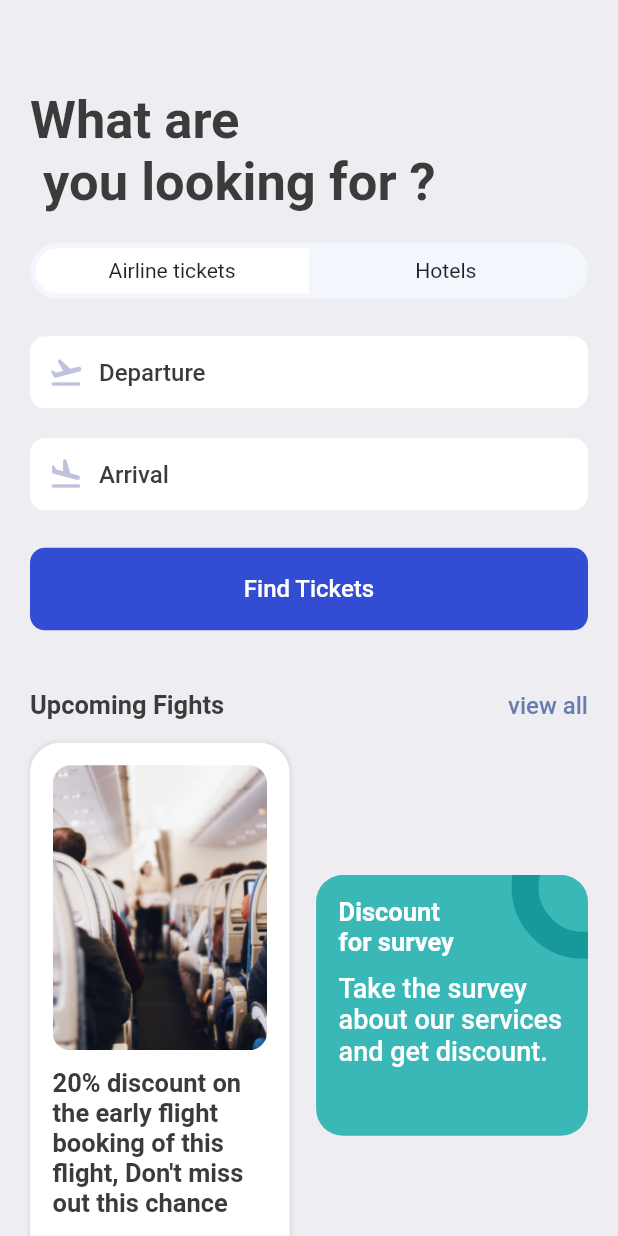
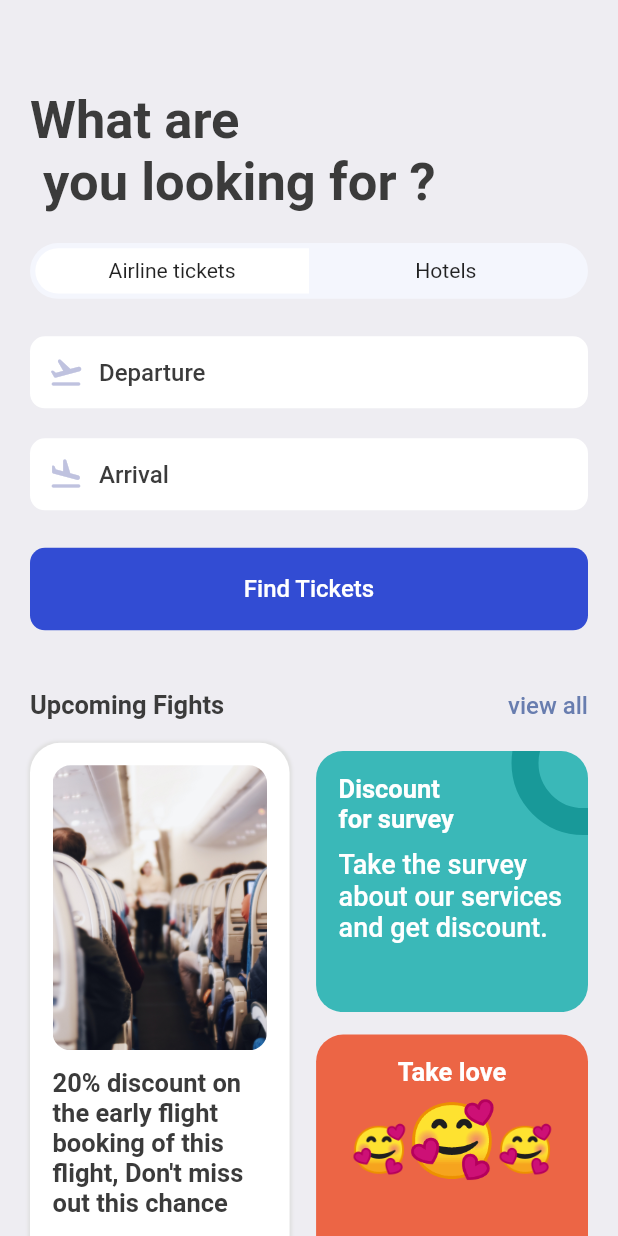
Before and after one commit to theclassical-dev/flutter-ticketTest, a Flutter app: the SearchScreen screen opened directly, on a phone screen of 412 x 824 dp. Run offline on Flutter 3.47's test engine with Material 2 defaults, Android fonts, the phone set to English and light mode, and no system bars; our stand-ins replace fluentui_icons, gap, get.

Commit message:
search screen design is completed

```diff
--- a/lib/screens/search_screen.dart
+++ b/lib/screens/search_screen.dart
@@ -87,7 +87,7 @@ class SearchScreen extends StatelessWidget {
             mainAxisAlignment: MainAxisAlignment.spaceBetween,
             children: [
               Container(
-                height: AppLayout.getHeight(350),
+                height: AppLayout.getHeight(400),
                 width: size.width*0.42,
                 padding: EdgeInsets.symmetric(horizontal: AppLayout.getHeight(15), vertical: AppLayout.getWidth(15)),
                 decoration: BoxDecoration(
@@ -159,8 +159,43 @@ class SearchScreen extends StatelessWidget {
                     ),
                    ],
                  ),
+                  Gap(AppLayout.getHeight(15)),
                   Container(
-
+                    width: size.width*0.44,
+                    height: AppLayout.getHeight(200),
+                    padding: EdgeInsets.symmetric(horizontal: AppLayout.getWidth(15), vertical: AppLayout.getHeight(15)),
+                    decoration: BoxDecoration(
+                      borderRadius: BorderRadius.circular(AppLayout.getHeight(18)),
+                      color: const Color(0xFFEC6545)
+                    ),
+                    child: Column(
+                      children: [
+                        Text(
+                          "Take love",
+                          style: Styles.headLineStyle2.copyWith(color: Colors.white, fontWeight: FontWeight.bold),
+                          textAlign: TextAlign.center,
+                        ),
+                        Gap(AppLayout.getHeight(8)),
+                        RichText(
+                          text:const TextSpan(
+                            children: [
+                              TextSpan(
+                                text: '🥰',
+                                style: TextStyle(fontSize: 30)
+                              ),
+                              TextSpan(
+                                  text: '🥰',
+                                  style: TextStyle(fontSize: 48)
+                              ),
+                              TextSpan(
+                                  text: '🥰',
+                                  style: TextStyle(fontSize: 30)
+                              )
+                            ]
+                          )
+                        )
+                      ],
+                    ),
                   )
                 ],
               )
```
